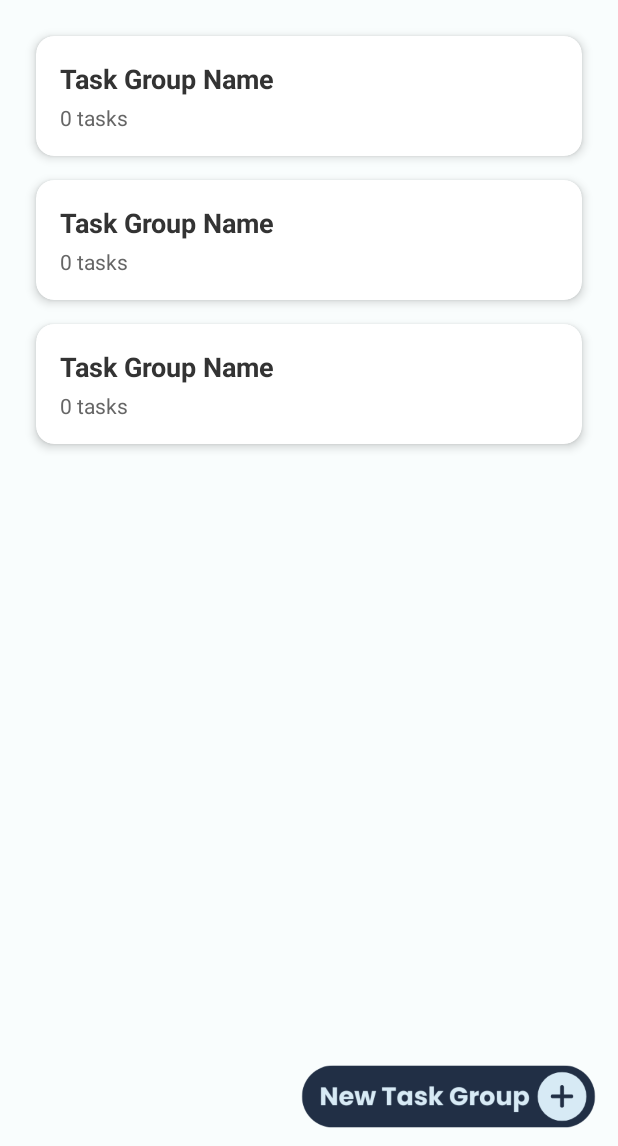
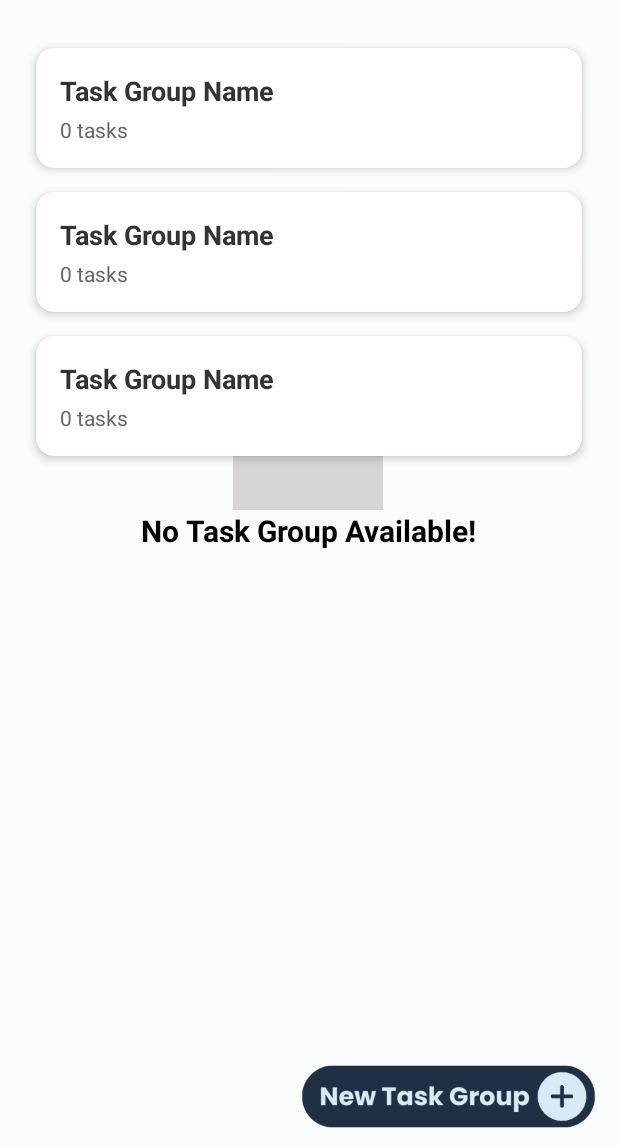
Before and after one commit to Nina-Sorongon/LockedIn, an Android app: the layout activity_projects.xml on its own in the app's theme, with its tools: preview values and no code run, on a phone screen of 412 x 824 dp, the part 90-1236 px from its top. Run offline under Robolectric (Android 15) with nearby library versions, the light colour scheme and no system bars.

Commit message:
added "no task group" message if there are none

```diff
--- a/app/src/main/java/com/example/firstapp/ProjectsActivity.java
+++ b/app/src/main/java/com/example/firstapp/ProjectsActivity.java
@@ -7,6 +7,7 @@ import android.view.LayoutInflater;
 import android.view.View;
 import android.view.ViewGroup;
 import android.widget.ImageButton;
+import android.widget.ImageView;
 import android.widget.TextView;
 import android.widget.Toast;
 
@@ -32,6 +33,8 @@ public class ProjectsActivity extends AppCompatActivity {
     private FirebaseFirestore db;
     private FirebaseAuth auth;
     private ActivityResultLauncher<Intent> addGroupLauncher;
+    private TextView noTaskGroupText;
+    private ImageView noTaskGroupIcon;
 
     @Override
     protected void onCreate(Bundle savedInstanceState) {
@@ -51,9 +54,12 @@ public class ProjectsActivity extends AppCompatActivity {
         // Initialize Firestore
         db = FirebaseFirestore.getInstance();
 
-        // Initialize RecyclerView
+        // Initialize RecyclerView and TextView
         taskGroupsRecyclerView = findViewById(R.id.taskGroupsRecyclerView);
         taskGroupsRecyclerView.setLayoutManager(new LinearLayoutManager(this));
+
+        noTaskGroupText = findViewById(R.id.noTaskGroupMessage); // Initialize the TextView
+        noTaskGroupIcon = findViewById(R.id.noTaskGroupIcon);
 
         taskGroups = new ArrayList<>();
         taskGroupsRecyclerView.setAdapter(new TaskGroupAdapter());
@@ -101,14 +107,26 @@ public class ProjectsActivity extends AppCompatActivity {
                         taskGroup.put("id", document.getId()); // Ensure each task group has a unique ID
                         taskGroups.add(taskGroup);
                     }
+
                     // Notify the RecyclerView adapter of data changes
                     taskGroupsRecyclerView.getAdapter().notifyDataSetChanged();
+
+                    // Update visibility of the no task group message
+                    if (taskGroups.isEmpty()) {
+                        noTaskGroupText.setVisibility(View.VISIBLE);
+                        noTaskGroupIcon.setVisibility(View.VISIBLE);
+                        taskGroupsRecyclerView.setVisibility(View.GONE);
+                    } else {
+                        noTaskGroupText.setVisibility(View.GONE);
+                        noTaskGroupIcon.setVisibility(View.GONE);
+                    }
                 })
                 .addOnFailureListener(e -> {
                     Toast.makeText(this, "Failed to load task groups: " + e.getMessage(), Toast.LENGTH_SHORT).show();
                     Log.e("ProjectsActivity", "Error fetching task groups", e);
                 });
     }
+
 
     private void refreshTaskGroups() {
         fetchTaskGroups(); // Refresh data by fetching from Firestore again
--- a/app/src/main/res/layout/activity_projects.xml
+++ b/app/src/main/res/layout/activity_projects.xml
@@ -1,4 +1,3 @@
-<?xml version="1.0" encoding="utf-8"?>
 <androidx.constraintlayout.widget.ConstraintLayout
     xmlns:android="http://schemas.android.com/apk/res/android"
     xmlns:app="http://schemas.android.com/apk/res-auto"
@@ -43,23 +42,52 @@
                 app:layout_constraintBottom_toTopOf="@id/taskGroupsRecyclerView"
                 app:srcCompat="@drawable/logodarkgrey" />
 
-
+            <!-- No Task Group Available TextView -->
 
             <!-- Task Groups RecyclerView -->
+
+            <TextView
+                android:id="@+id/noTaskGroupMessage"
+                android:layout_width="wrap_content"
+                android:layout_height="wrap_content"
+                android:layout_marginTop="340dp"
+                android:text="No Task Group Available!"
+                android:textColor="#000000"
+                android:textStyle="bold"
+                android:textSize="20sp"
+                app:layout_constraintEnd_toEndOf="parent"
+                app:layout_constraintStart_toStartOf="parent"
+                app:layout_constraintTop_toBottomOf="@id/logo"
+                tools:visibility="visible" />
+
+            <ImageView
+                android:id="@+id/noTaskGroupIcon"
+                android:layout_width="200dp"
+                android:layout_height="100dp"
+                app:layout_constraintBottom_toTopOf="@id/noTaskGroupMessage"
+                app:layout_constraintEnd_toEndOf="parent"
+                app:layout_constraintHorizontal_bias="0.497"
+                app:layout_constraintStart_toStartOf="parent"
+                app:layout_constraintTop_toBottomOf="@id/logo"
+                app:layout_constraintVertical_bias="1.0"
+                app:srcCompat="@drawable/panda"
+                tools:visibility="visible" />
+
             <androidx.recyclerview.widget.RecyclerView
                 android:id="@+id/taskGroupsRecyclerView"
                 android:layout_width="match_parent"
                 android:layout_height="wrap_content"
+                android:layout_marginTop="8dp"
                 android:padding="16dp"
+                app:layout_constraintEnd_toEndOf="parent"
+                app:layout_constraintHorizontal_bias="0.0"
+                app:layout_constraintStart_toStartOf="parent"
                 app:layout_constraintTop_toBottomOf="@id/logo"
-                app:layout_constraintStart_toStartOf="parent"
-                app:layout_constraintEnd_toEndOf="parent"
                 tools:listitem="@layout/item_task_group_card" />
 
         </androidx.constraintlayout.widget.ConstraintLayout>
     </ScrollView>
 
-    <!-- New Project Button -->
     <ImageButton
         android:id="@+id/newprojectbtn"
         android:layout_width="223dp"
```
